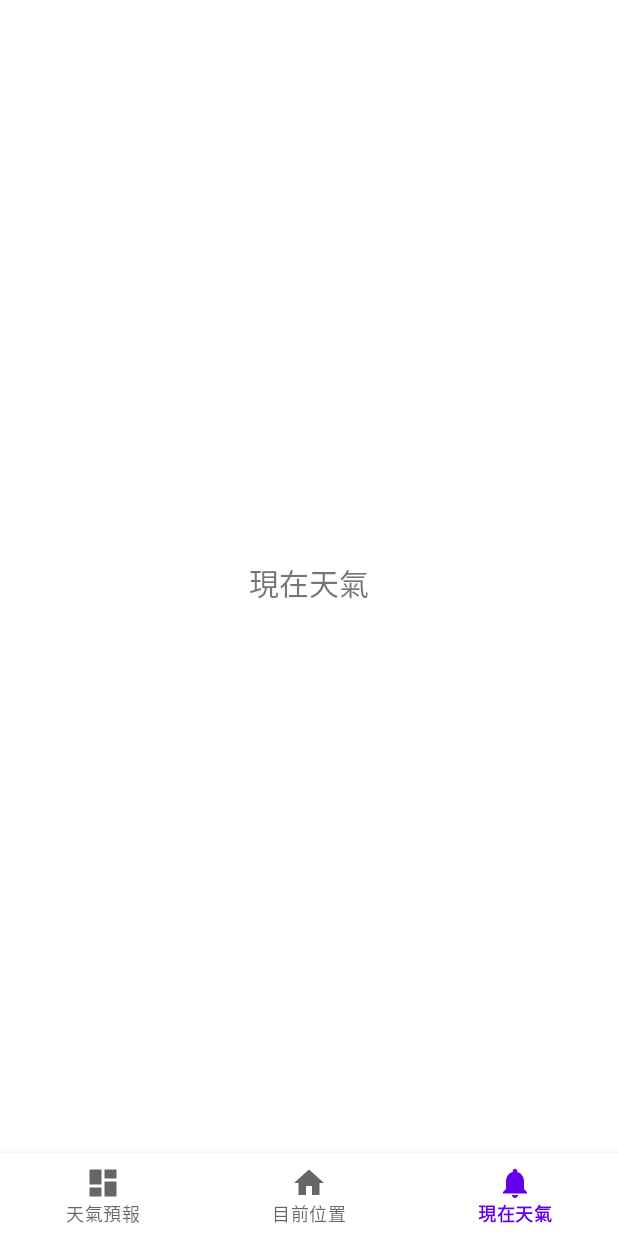
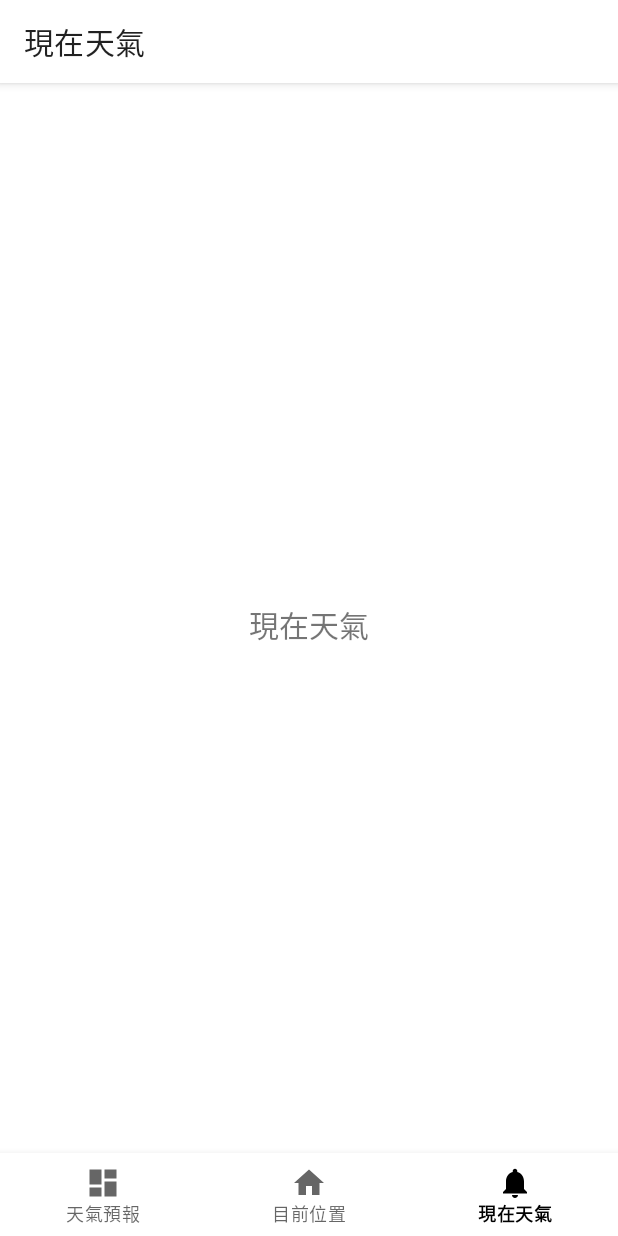
Before and after one commit to linglingdr00/Weather_App, an Android app: the NowFragment screen opened through its navigation route, on a phone screen of 412 x 824 dp. Run offline under Robolectric (Android 15) with nearby library versions, the phone set to English and light mode, and no system bars; our stand-ins replace navigation-ui; 3 statements that could not run were skipped.

Commit message:
add toolbar

```diff
--- a/app/src/main/java/com/linglingdr00/weather/MainActivity.kt
+++ b/app/src/main/java/com/linglingdr00/weather/MainActivity.kt
@@ -3,7 +3,6 @@ package com.linglingdr00.weather
 import android.os.Bundle
 import androidx.appcompat.app.AppCompatActivity
 import androidx.navigation.findNavController
-import androidx.navigation.ui.AppBarConfiguration
 import androidx.navigation.ui.setupWithNavController
 import com.google.android.material.bottomnavigation.BottomNavigationView
 import com.linglingdr00.weather.databinding.ActivityMainBinding
@@ -22,12 +21,12 @@ class MainActivity : AppCompatActivity() {
         val navController = findNavController(R.id.nav_host_fragment_activity_main)
         // Passing each menu ID as a set of Ids because each
         // menu should be considered as top level destinations.
-        val appBarConfiguration = AppBarConfiguration(
+        /*val appBarConfiguration = AppBarConfiguration(
             setOf(
                 R.id.navigation_forecast, R.id.navigation_location, R.id.navigation_now
             )
-        )
-        //setupActionBarWithNavController(navController, appBarConfiguration)
+        )*/
+        setSupportActionBar(binding.toolbar)
         navView.setupWithNavController(navController)
     }
 }
--- a/app/src/main/java/com/linglingdr00/weather/network/WeatherApiService.kt
+++ b/app/src/main/java/com/linglingdr00/weather/network/WeatherApiService.kt
@@ -7,15 +7,13 @@ import retrofit2.converter.moshi.MoshiConverterFactory
 import retrofit2.http.GET
 import retrofit2.http.Query
 
-
 // 新增 base URL
 private const val BASE_URL = "https://opendata.cwa.gov.tw/api/"
+
 // 新增 moshi object
-
 private val moshi = Moshi.Builder()
     .add(KotlinJsonAdapterFactory())
     .build()
-
 
 // 新增 retrofit object
 private val retrofit = Retrofit.Builder()
@@ -25,7 +23,7 @@ private val retrofit = Retrofit.Builder()
 
 interface WeatherApiService {
     @GET("v1/rest/datastore/F-C0032-001")
-    suspend fun getAllData(
+    suspend fun getForecastData(
         @Query("Authorization") key: String,
         @Query("locationName") city: String? = null
     ): WeatherData
--- a/app/src/main/java/com/linglingdr00/weather/ui/forecast/ForecastFragment.kt
+++ b/app/src/main/java/com/linglingdr00/weather/ui/forecast/ForecastFragment.kt
@@ -1,18 +1,32 @@
 package com.linglingdr00.weather.ui.forecast
 
 import android.os.Bundle
+import android.util.Log
 import android.view.LayoutInflater
+import android.view.Menu
+import android.view.MenuInflater
 import android.view.View
 import android.view.ViewGroup
+import android.widget.AdapterView
+import android.widget.ArrayAdapter
+import android.widget.Spinner
+import androidx.appcompat.app.AppCompatActivity
 import androidx.fragment.app.Fragment
 import androidx.fragment.app.activityViewModels
+import com.linglingdr00.weather.R
 import com.linglingdr00.weather.databinding.FragmentForecastBinding
 
 
-class ForecastFragment : Fragment() {
+class ForecastFragment : Fragment(), AdapterView.OnItemSelectedListener {
 
+    private val TAG = "ForecastFragment"
     private val viewModel: ForecastViewModel by activityViewModels()
     private var binding: FragmentForecastBinding? = null
+
+    override fun onCreate(savedInstanceState: Bundle?) {
+        super.onCreate(savedInstanceState)
+        setHasOptionsMenu(true)
+    }
 
     override fun onCreateView(
         inflater: LayoutInflater,
@@ -38,10 +52,72 @@ class ForecastFragment : Fragment() {
         binding?.forecastRecyclerView?.addItemDecoration(ForecastItemDecoration())
     }
 
+    //新增 toolbar 的下拉式選單(spinner) menu
+    override fun onCreateOptionsMenu(menu: Menu, inflater: MenuInflater) {
+        super.onCreateOptionsMenu(menu, inflater)
+
+        Log.d(TAG, "onCreateOptionsMenu()")
+        menu.clear()
+        inflater.inflate(R.menu.toolbar_menu, menu)
+
+        val spinnerItem = menu.findItem(R.id.spinner)
+        val spinnerView = spinnerItem?.actionView as Spinner
+
+        /*
+        val str = listOf("北部", "中部", "南部")
+        ArrayAdapter(requireContext(),
+            android.R.layout.simple_spinner_item,
+            str).also { adapter ->
+            // Specify the layout to use when the list of choices appears
+            adapter.setDropDownViewResource(android.R.layout.simple_spinner_dropdown_item)
+            // Apply the adapter to the spinner
+            spinnerView.adapter = adapter
+        }
+        */
+
+        ArrayAdapter.createFromResource(
+            requireContext(),
+            R.array.forecast_array, // 選單中的 item
+            android.R.layout.simple_spinner_item
+        ).also { adapter ->
+            // Specify the layout to use when the list of choices appears
+            adapter.setDropDownViewResource(android.R.layout.simple_spinner_dropdown_item)
+            // Apply the adapter to the spinner
+            spinnerView.adapter = adapter
+        }
+
+        spinnerView.onItemSelectedListener = this@ForecastFragment
+
+    }
+
+    // 當 spinner menu 選擇 item 時的動作
+    override fun onItemSelected(parent: AdapterView<*>?, view: View?, position: Int, id: Long) {
+        Log.d(TAG, "onItemSelected: $position, $id")
+        val cityList: MutableList<String>
+        when (position) {
+            0 -> cityList = resources.getStringArray(R.array.northern_array).toList() as MutableList<String>
+            1 -> cityList = resources.getStringArray(R.array.central_array).toList() as MutableList<String>
+            2 -> cityList = resources.getStringArray(R.array.southern_array).toList() as MutableList<String>
+            3 -> cityList = resources.getStringArray(R.array.eastern_array).toList() as MutableList<String>
+            else -> cityList = resources.getStringArray(R.array.outlying_array).toList() as MutableList<String>
+        }
+        Log.d(TAG, "position: $position, cityList: $cityList")
+        viewModel.setAreaData(cityList)
+    }
+
+    override fun onNothingSelected(p0: AdapterView<*>?) {
+        Log.d(TAG, "onNothingSelected")
+    }
+
+    override fun onResume() {
+        super.onResume()
+        //設定 toolbar title
+        (activity as AppCompatActivity).supportActionBar?.title = getString(R.string.title_forecast)
+    }
+
     override fun onDestroyView() {
         super.onDestroyView()
         binding = null
     }
 
-
 }
--- a/app/src/main/java/com/linglingdr00/weather/ui/forecast/ForecastViewModel.kt
+++ b/app/src/main/java/com/linglingdr00/weather/ui/forecast/ForecastViewModel.kt
@@ -14,31 +14,39 @@ import java.time.format.DateTimeFormatter
 class ForecastViewModel() : ViewModel() {
 
     private val TAG = "ForecastViewModel"
+    // 授權碼
     private val API_KEY = "CWA-ED867C96-5D9B-44D4-A82F-619948365F33"
-    private val LOCATION_NAME = "嘉義縣"
 
-    //private val _text = MutableLiveData<String>()
-    //val text: LiveData<String> = _text
-
+    // 提供給 recycler view 顯示的 ForecastItem list
     private val _forecastItemList = MutableLiveData<List<ForecastItem>>()
     val forecastItemList: LiveData<List<ForecastItem>> = _forecastItemList
+
+    // 儲存取得資料的 array list
+    private var dataArrayList: ArrayList<MutableMap<String, String>> = arrayListOf()
+    // WeatherApi 狀態的 enum class
+    enum class WeatherApiStatus { LOADING, ERROR, DONE }
+
+    // 儲存 WeatherApi 的狀態
+    private val _status = MutableLiveData<WeatherApiStatus>()
+    val status: LiveData<WeatherApiStatus> = _status
 
     init {
         getWeatherData()
     }
 
     private fun getWeatherData() {
-        //_text.value = "天氣預報"
 
         viewModelScope.launch {
+            //設定 WeatherApi 狀態為 LOADING
+            _status.value = WeatherApiStatus.LOADING
             try {
-                //呼叫 WeatherApi 取得所有資料
-                val allData = WeatherApi.retrofitService.getAllData(key = API_KEY)
-                //新增一個 mapArrayList 存放所需資料
+                // 呼叫 WeatherApi 取得所有資料
+                val allData = WeatherApi.retrofitService.getForecastData(key = API_KEY)
+                // 新增一個 mapArrayList 存放所需資料
                 val mapArrayList = ArrayList<MutableMap<String, String>>()
 
                 allData.records.location.forEachIndexed { index, location ->
-                    //新增一個 map 存放資料(key, value)
+                    // 新增一個 map 存放資料(key, value)
                     val hashMap: MutableMap<String, String> = mutableMapOf()
 
                     val locationName = location.locationName
@@ -61,21 +69,54 @@ class ForecastViewModel() : ViewModel() {
                             hashMap.put("$name$timeIndex", parameter)
 
                             if (name=="Wx") {
-                                //取得天氣代碼
+                                // 取得天氣代碼
                                 val weatherCode = time.parameter.parameterValue
                                 hashMap.put("weatherCode$timeIndex", weatherCode)
                             }
                         }
                     }
+                    // 將 map 加入 array list 中
                     mapArrayList.add(hashMap)
                     //Log.d("$index: ", "${mapArrayList[index]}")
                 }
+                // 進一步處理資料
                 handleData(mapArrayList)
+                //設定 WeatherApi 狀態為 DONE
+                _status.value = WeatherApiStatus.DONE
             } catch (e: Exception) {
-                //_text.value = "Failure: ${e.message}"
                 Log.d(TAG, "Failure: ${e.message}")
+                //設定 WeatherApi 狀態為 ERROR
+                _status.value = WeatherApiStatus.ERROR
+                //設 forecastItemList 為空 list
+                _forecastItemList.value = listOf()
             }
         }
+    }
+
+    private fun datetimeFormat(timeString: String): String {
+        // 將 string 轉成 LocalDateTime
+        val formatter1 = DateTimeFormatter.ofPattern("yyyy-MM-dd HH:mm:ss")
+        val dt = LocalDateTime.parse(timeString, formatter1)
+        //Log.d(TAG,"dateTime: $dt")
+
+        // 取得今天日期
+        val now = LocalDate.now()
+        val date: String
+
+        if (now.equals(dt.toLocalDate())) {
+            date = "今天"
+        } else {
+            date = "明天"
+        }
+        //Log.d(TAG, "date: $date")
+
+        // 將 LocalDateTime 格式化成 string
+        val formatter2 = DateTimeFormatter.ofPattern("HH:mm")
+        val time = dt.format(formatter2)
+        //Log.d(TAG, "time: $time")
+        val formatTime = "$date $time"
+        //Log.d(TAG, "date time: $formatTime")
+        return formatTime
     }
 
     // 處理 data (array list 可使用 key 取得 value)
@@ -99,7 +140,8 @@ class ForecastViewModel() : ViewModel() {
             }
             Log.d("$index: ", "${arrayList[index]}")
         }
-        transToForecastItem(arrayList)
+        //將 dataArrayList 設為處理好的資料
+        dataArrayList = arrayList
     }
 
     // 轉換成 transToForecastItem
@@ -124,7 +166,6 @@ class ForecastViewModel() : ViewModel() {
                 mutableMap.get("PoP3").toString(),
                 mutableMap.get("temperature3").toString()
             )
-            //tempList.plus(item)
             tempList += item
             Log.d(TAG, "tempList: $tempList")
         }
@@ -132,29 +173,29 @@ class ForecastViewModel() : ViewModel() {
         Log.d(TAG, "_forecastItem: ${_forecastItemList.value}")
     }
 
-    private fun datetimeFormat(timeString: String): String {
-        //將 string 轉成 LocalDateTime
-        val formatter1 = DateTimeFormatter.ofPattern("yyyy-MM-dd HH:mm:ss")
-        val dt = LocalDateTime.parse(timeString, formatter1)
-        //Log.d(TAG,"dateTime: $dt")
-
-        // 取得今天日期
-        val now = LocalDate.now()
-        val date: String
-
-        if (now.equals(dt.toLocalDate())) {
-            date = "今天"
-        } else {
-            date = "明天"
+    // 根據選擇的區域設定不同資料
+    fun setAreaData(areaList: MutableList<String>) {
+        //新增一個空 array list
+        val tempArrayList: ArrayList<MutableMap<String, String>> = arrayListOf()
+        //空 array list 的 index
+        var index = 0
+        //跑需要加入空 list 的每個縣市
+        for (city in areaList) {
+            var tempIndex = 0
+            dataArrayList.forEachIndexed { index, map ->
+                //找到 location 和 city 相同的那筆資料
+                if (map.get("location").equals(city)) {
+                    // 將 index 存起來
+                    tempIndex = index
+                }
+            }
+            //將篩選出的資料加入 tempArrayList
+            tempArrayList.add(index, dataArrayList[tempIndex])
+            Log.d(TAG, "index:$index, add: ${tempArrayList[index]}")
+            index += 1
         }
-        //Log.d(TAG, "date: $date")
-
-        // 將 LocalDateTime 格式化成 string
-        val formatter2 = DateTimeFormatter.ofPattern("HH:mm")
-        val time = dt.format(formatter2)
-        //Log.d(TAG, "time: $time")
-        val formatTime = "$date $time"
-        //Log.d(TAG, "date time: $formatTime")
-        return formatTime
+        Log.d(TAG, "tempArrayList: $tempArrayList")
+        // 將新的 array list 資料轉成 ForecastItem
+        transToForecastItem(tempArrayList)
     }
 }
--- a/app/src/main/java/com/linglingdr00/weather/ui/location/LocationFragment.kt
+++ b/app/src/main/java/com/linglingdr00/weather/ui/location/LocationFragment.kt
@@ -5,8 +5,10 @@ import android.view.LayoutInflater
 import android.view.View
 import android.view.ViewGroup
 import android.widget.TextView
+import androidx.appcompat.app.AppCompatActivity
 import androidx.fragment.app.Fragment
 import androidx.lifecycle.ViewModelProvider
+import com.linglingdr00.weather.R
 import com.linglingdr00.weather.databinding.FragmentLocationBinding
 
 class LocationFragment : Fragment() {
@@ -35,6 +37,12 @@ class LocationFragment : Fragment() {
         return root
     }
 
+    override fun onResume() {
+        super.onResume()
+        //設定 toolbar title
+        (activity as AppCompatActivity).supportActionBar?.title = getString(R.string.title_location)
+    }
+
     override fun onDestroyView() {
         super.onDestroyView()
         _binding = null
--- a/app/src/main/java/com/linglingdr00/weather/ui/now/NowFragment.kt
+++ b/app/src/main/java/com/linglingdr00/weather/ui/now/NowFragment.kt
@@ -5,8 +5,10 @@ import android.view.LayoutInflater
 import android.view.View
 import android.view.ViewGroup
 import android.widget.TextView
+import androidx.appcompat.app.AppCompatActivity
 import androidx.fragment.app.Fragment
 import androidx.lifecycle.ViewModelProvider
+import com.linglingdr00.weather.R
 import com.linglingdr00.weather.databinding.FragmentNowBinding
 
 class NowFragment : Fragment() {
@@ -35,6 +37,12 @@ class NowFragment : Fragment() {
         return root
     }
 
+    override fun onResume() {
+        super.onResume()
+        //設定 toolbar title
+        (activity as AppCompatActivity).supportActionBar?.title = getString(R.string.title_now)
+    }
+
     override fun onDestroyView() {
         super.onDestroyView()
         _binding = null
--- a/app/src/main/res/layout/activity_main.xml
+++ b/app/src/main/res/layout/activity_main.xml
@@ -4,6 +4,18 @@
     android:id="@+id/container"
     android:layout_width="match_parent"
     android:layout_height="match_parent">
+
+    <com.google.android.material.appbar.MaterialToolbar
+        android:id="@+id/toolbar"
+        android:layout_width="match_parent"
+        android:layout_height="55dp"
+        android:background="@color/white"
+        android:elevation="4dp"
+        android:theme="@style/ThemeOverlay.AppCompat.ActionBar"
+        app:popupTheme="@style/ThemeOverlay.AppCompat.Light"
+        app:layout_constraintTop_toTopOf="parent"
+        app:layout_constraintLeft_toLeftOf="parent"
+        app:layout_constraintRight_toRightOf="parent"/>
 
     <com.google.android.material.bottomnavigation.BottomNavigationView
         android:id="@+id/nav_view"
@@ -23,10 +35,11 @@
         android:layout_width="match_parent"
         android:layout_height="match_parent"
         app:defaultNavHost="true"
+        android:layout_marginTop="55dp"
         android:layout_marginBottom="55dp"
         app:layout_constraintLeft_toLeftOf="parent"
         app:layout_constraintRight_toRightOf="parent"
-        app:layout_constraintTop_toTopOf="parent"
+        app:layout_constraintTop_toBottomOf="@id/toolbar"
         app:layout_constraintBottom_toTopOf="@id/nav_view"
         app:navGraph="@navigation/mobile_navigation" />
 
--- /dev/null
+++ b/app/src/main/res/menu/toolbar_menu.xml
@@ -0,0 +1,9 @@
+<?xml version="1.0" encoding="utf-8"?>
+<menu xmlns:android="http://schemas.android.com/apk/res/android"
+    xmlns:app="http://schemas.android.com/apk/res-auto">
+    <item
+        android:id="@+id/spinner"
+        android:title="北區"
+        app:showAsAction="ifRoom"
+        app:actionViewClass="androidx.appcompat.widget.AppCompatSpinner"/>
+</menu>
--- /dev/null
+++ b/app/src/main/res/values/arrays.xml
@@ -0,0 +1,49 @@
+<?xml version="1.0" encoding="utf-8"?>
+<resources>
+
+    <string-array name="forecast_array">
+        <item>北部</item>
+        <item>中部</item>
+        <item>南部</item>
+        <item>東部</item>
+        <item>外島</item>
+    </string-array>
+
+    <string-array name="northern_array">
+        <item>臺北市</item>
+        <item>新北市</item>
+        <item>基隆市</item>
+        <item>新竹市</item>
+        <item>桃園市</item>
+        <item>新竹縣</item>
+        <item>宜蘭縣</item>
+    </string-array>
+
+    <string-array name="central_array">
+        <item>臺中市</item>
+        <item>苗栗縣</item>
+        <item>彰化縣</item>
+        <item>南投縣</item>
+        <item>雲林縣</item>
+    </string-array>
+
+    <string-array name="southern_array">
+        <item>高雄市</item>
+        <item>臺南市</item>
+        <item>嘉義市</item>
+        <item>嘉義縣</item>
+        <item>屏東縣</item>
+        <item>澎湖縣</item>
+    </string-array>
+
+    <string-array name="eastern_array">
+        <item>花蓮縣</item>
+        <item>臺東縣</item>
+    </string-array>
+
+    <string-array name="outlying_array">
+        <item>金門縣</item>
+        <item>連江縣</item>
+    </string-array>
+
+</resources>
--- a/app/src/main/res/values/themes.xml
+++ b/app/src/main/res/values/themes.xml
@@ -2,8 +2,8 @@
     <!-- Base application theme. -->
     <style name="Theme.WeatherNotification" parent="Theme.MaterialComponents.DayNight.NoActionBar">
         <!-- Primary brand color. -->
-        <item name="colorPrimary">@color/purple_500</item>
-        <item name="colorPrimaryVariant">@color/purple_700</item>
+        <item name="colorPrimary">@color/black</item>
+        <item name="colorPrimaryVariant">@color/black</item>
         <item name="colorOnPrimary">@color/white</item>
         <!-- Secondary brand color. -->
         <item name="colorSecondary">@color/teal_200</item>
```
